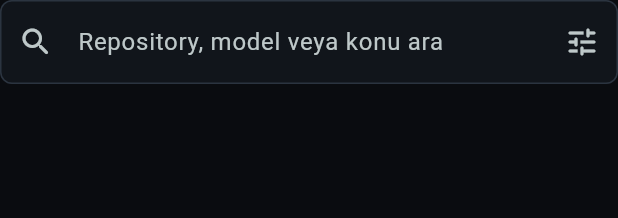
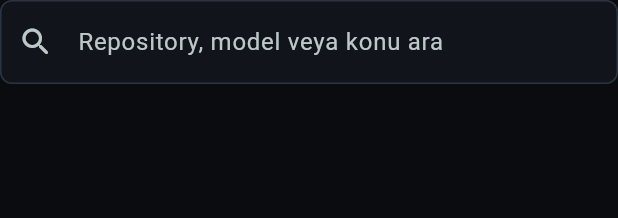
Before and after one commit to cakar1125/tecnow, a Flutter app: the AppSearchField widget shown alone on an empty page, opened directly, on a phone screen of 412 x 824 dp. Shown: the top 218 px of the screen. Run offline on Flutter 3.47's test engine with Material 3 defaults, Android fonts, the phone set to English and light mode, and no system bars; our stand-ins replace flutter_riverpod, go_router, shared_preferences; accounts and stored records are empty.

Commit message:
fix(search): drop the decorative filter icon from AppSearchField
Found during emulator validation. The search field carried a
tune_rounded suffix icon that was not a button and did nothing. On
Kesfet it sat directly above the real filter chips, so it read as a
second, broken filter control.

CLAUDE.md forbids controls that look actionable but are not. Removed.

  flutter analyze  exit 0
  flutter test     exit 0 (69/69)

Co-Authored-By: Claude Opus 5 <noreply@anthropic.com>

```diff
--- a/mobile/lib/design_system/components/app_components.dart
+++ b/mobile/lib/design_system/components/app_components.dart
@@ -228,7 +228,8 @@ class AppSearchField extends StatelessWidget {
     decoration: InputDecoration(
       hintText: hintText,
       prefixIcon: const Icon(Icons.search_rounded),
-      suffixIcon: const Icon(Icons.tune_rounded),
+      // Dekoratif bir filtre ikonu koymuyoruz: düğme değildi, hiçbir şey
+      // yapmıyordu ve gerçek filtre çipleriyle çelişiyordu (sahte affordance).
     ),
   );
 }
```
